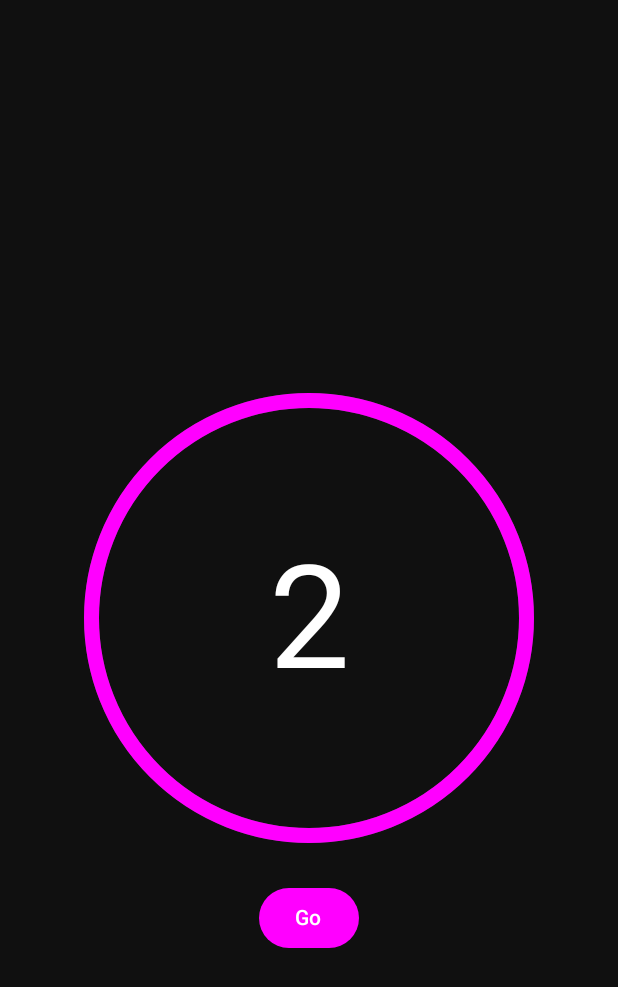
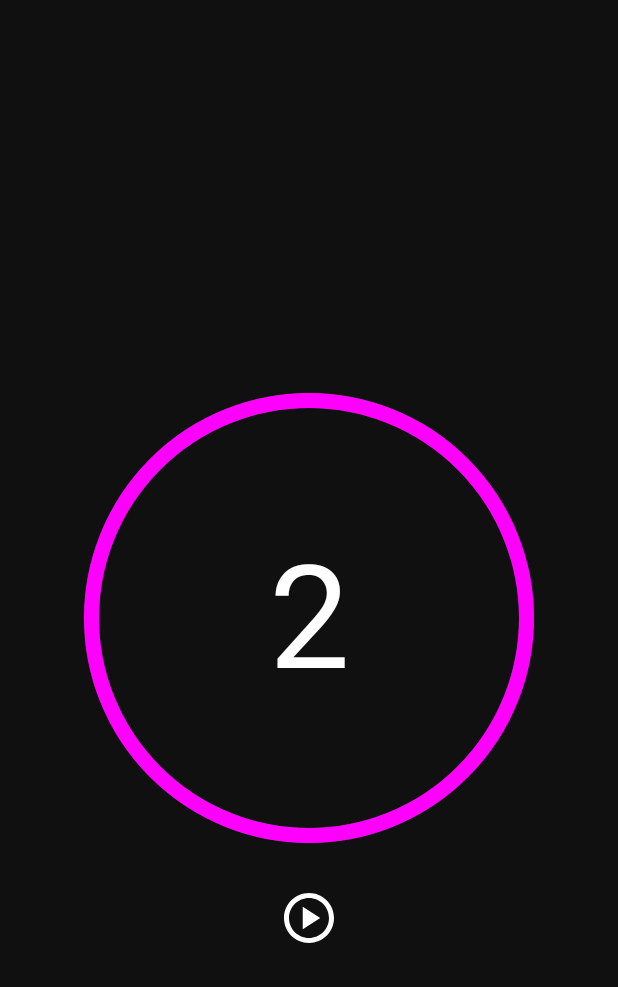
Before and after one commit to mlzzi/HiitTimerApp, an Android app built with Jetpack Compose: the TimerScreen screen opened through its navigation route, on a phone screen of 412 x 824 dp. Shown: the top 987 px of the screen. Run offline under Robolectric (Android 15) with nearby library versions, the phone set to English and light mode, and no system bars.

Commit message:
Finish countdown logic and change the button to iconbutton

```diff
--- a/app/src/main/java/com/example/hiit_timer_app/ui/TimerScreen.kt
+++ b/app/src/main/java/com/example/hiit_timer_app/ui/TimerScreen.kt
@@ -1,6 +1,5 @@
 package com.example.hiit_timer_app.ui
 
-import android.util.Log
 import androidx.compose.animation.AnimatedContent
 import androidx.compose.animation.core.LinearEasing
 import androidx.compose.animation.core.animateFloatAsState
@@ -12,9 +11,12 @@ import androidx.compose.foundation.layout.fillMaxSize
 import androidx.compose.foundation.layout.height
 import androidx.compose.foundation.layout.padding
 import androidx.compose.foundation.layout.size
-import androidx.compose.material3.Button
-import androidx.compose.material3.ButtonDefaults
+import androidx.compose.material.icons.Icons
+import androidx.compose.material.icons.outlined.PauseCircle
+import androidx.compose.material.icons.outlined.PlayCircle
 import androidx.compose.material3.CircularProgressIndicator
+import androidx.compose.material3.Icon
+import androidx.compose.material3.IconButton
 import androidx.compose.material3.Surface
 import androidx.compose.material3.Text
 import androidx.compose.runtime.Composable
@@ -36,6 +38,7 @@ import androidx.compose.ui.unit.sp
 import com.example.hiit_timer_app.util.TimerUtil
 import kotlinx.coroutines.delay
 
+// Composable that renders TimerScreen
 @Composable
 fun TimerScreen(
     timerUiState: TimerUiState,
@@ -47,29 +50,43 @@ fun TimerScreen(
             .fillMaxSize()
             .fillMaxSize()
     ) {
-        var countdown by remember { mutableStateOf(true) }
+        // keep track of the countdown state
+        var countdown by remember { mutableStateOf(timerUiState.countDown) }
+        //keep track of the timer running state
+        var isTimerRunning by remember { mutableStateOf(false) }
 
         Box(
             contentAlignment = Alignment.Center
         ) {
+            // Render the active timer animation
             SpinAnimation(
                 totalTime = timerUiState.timeActive,
                 onTimerChange = { time -> viewModel.updateTimeActive(time) },
                 color = Color.Magenta,
-                modifier = Modifier.size(200.dp)
+                modifier = Modifier.size(200.dp),
+                isTimerRunning = isTimerRunning,
+                setTimerRunning = { isTimerRunning = it }
             )
 
+            // Render the rest timer animation if the active timer is finished
             if (timerUiState.timeActive == 0L) {
                 SpinAnimation(
                     totalTime = timerUiState.timeRest,
                     onTimerChange = { time -> viewModel.updateTimeRest(time) },
                     color = Color.Cyan,
-                    modifier = Modifier.size(200.dp)
+                    modifier = Modifier.size(200.dp),
+                    isTimerRunning = isTimerRunning,
+                    setTimerRunning = { isTimerRunning = it }
                 )
             }
+            // Render countdown if is on, or the timer text if countdown is off
             if (countdown) {
-                AnimationFadeOut(onCountDown = { countdown = it })
+                AnimationCountDown(
+                    onCountDown = { countdown = it },
+                    onTimerRunningChange = { isTimerRunning = it }
+                )
             } else {
+                // Render the formatted time based on the active or rest timer
                 Text(
                     text = if (timerUiState.timeActive > 0L) {
                         TimerUtil.formatTime(timerUiState.timeActive)
@@ -85,36 +102,45 @@ fun TimerScreen(
     }
 }
 
+// Animation for when the Countdown is On
 @Composable
-fun AnimationFadeOut(
-    onCountDown: (Boolean) -> Unit
+fun AnimationCountDown(
+    onCountDown: (Boolean) -> Unit,
+    onTimerRunningChange: (Boolean) -> Unit
 ) {
     Column() {
+        // Count down that goes from 3 to 1
         var count by remember { mutableIntStateOf(3) }
 
         LaunchedEffect(key1 = count) {
-            while (count > 0) {
+            if (count > 0) {
                 delay(1000)
                 count--
+            } else if (count == 0) {
+                // Starts the timer animation after countdown
+                onTimerRunningChange(true)
+                onCountDown(false)
             }
         }
         AnimatedContent(targetState = count) { targetCount ->
             if (count > 0) {
+                // Displays the countdown value
                 Text(
                     text = "$targetCount",
                     fontSize = 96.sp,
                     color = Color.White
                 )
-            } else {
-                onCountDown(false)
             }
         }
     }
 }
 
+// Function responsible for the timer and spin animation
 @Composable
 fun SpinAnimation(
     onTimerChange: (Long) -> Unit,
+    setTimerRunning: (Boolean) -> Unit,
+    isTimerRunning: Boolean,
     totalTime: Long,
     color: Color,
     modifier: Modifier = Modifier
@@ -122,7 +148,6 @@ fun SpinAnimation(
     val initialValue by remember { mutableLongStateOf(totalTime) }
     var currentTime by remember { mutableLongStateOf(totalTime) }
     var progress by remember { mutableFloatStateOf(1f) }
-    var isTimerRunning by remember { mutableStateOf(false) }
 
     val progressAnimate by animateFloatAsState(
         targetValue = progress,
@@ -131,6 +156,7 @@ fun SpinAnimation(
             easing = LinearEasing
         )
     )
+    // Circular animation of the timer
     CircularProgressIndicator(
         progress = 1f,
         modifier = Modifier.size(size = 300.dp),
@@ -138,6 +164,7 @@ fun SpinAnimation(
         strokeWidth = 10.dp,
         strokeCap = StrokeCap.Round,
     )
+    // Grey background of the indicator
     CircularProgressIndicator(
         progress = progressAnimate,
         modifier = Modifier.size(size = 300.dp),
@@ -160,20 +187,27 @@ fun SpinAnimation(
     // add space between indicator and button
     Spacer(modifier = Modifier.height(height = 16.dp))
 
-    Button(
+    // Button that stops and play the timer and the spin animation
+    IconButton(
         onClick = {
-            isTimerRunning = !isTimerRunning
+            setTimerRunning(!isTimerRunning)
             progress = totalTime / initialValue.toFloat()
-            Log.d("Test For Animation", "My variable value: $progress")
-            Log.d("Test For Animation", "My variable value: $initialValue")
-            Log.d("Test For Animation", "My variable value: $currentTime")
         },
         modifier = Modifier.padding(top = 400.dp),
-        colors = ButtonDefaults.buttonColors(Color.Magenta)
     ) {
-        Text(
-            text = "Go",
-            color = Color.White
+        Icon(
+            imageVector = if (isTimerRunning) {
+                Icons.Outlined.PauseCircle
+            } else {
+                Icons.Outlined.PlayCircle
+            },
+            contentDescription = "",
+            tint = if (isTimerRunning) {
+                Color.Magenta
+            } else {
+                   Color.White
+                   },
+            modifier = modifier.size(50.dp)
         )
     }
 }
```
Also changed, not shown: app/src/main/java/com/example/hiit_timer_app/util/TimerUtil.kt (+0 -7 lines).
